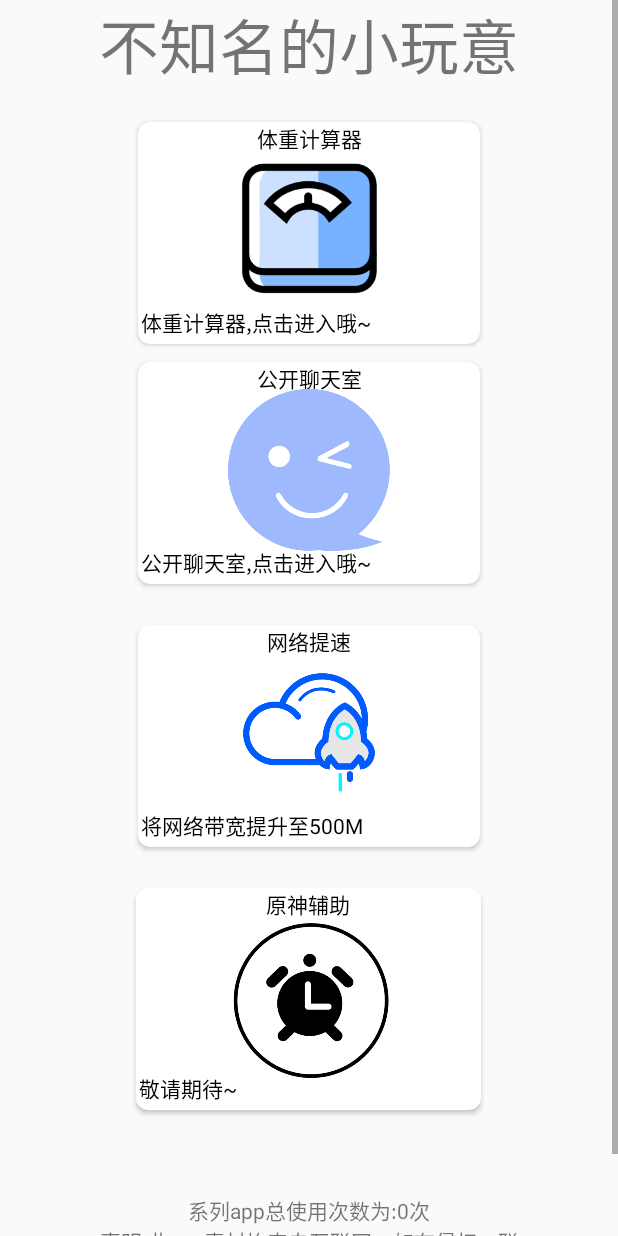
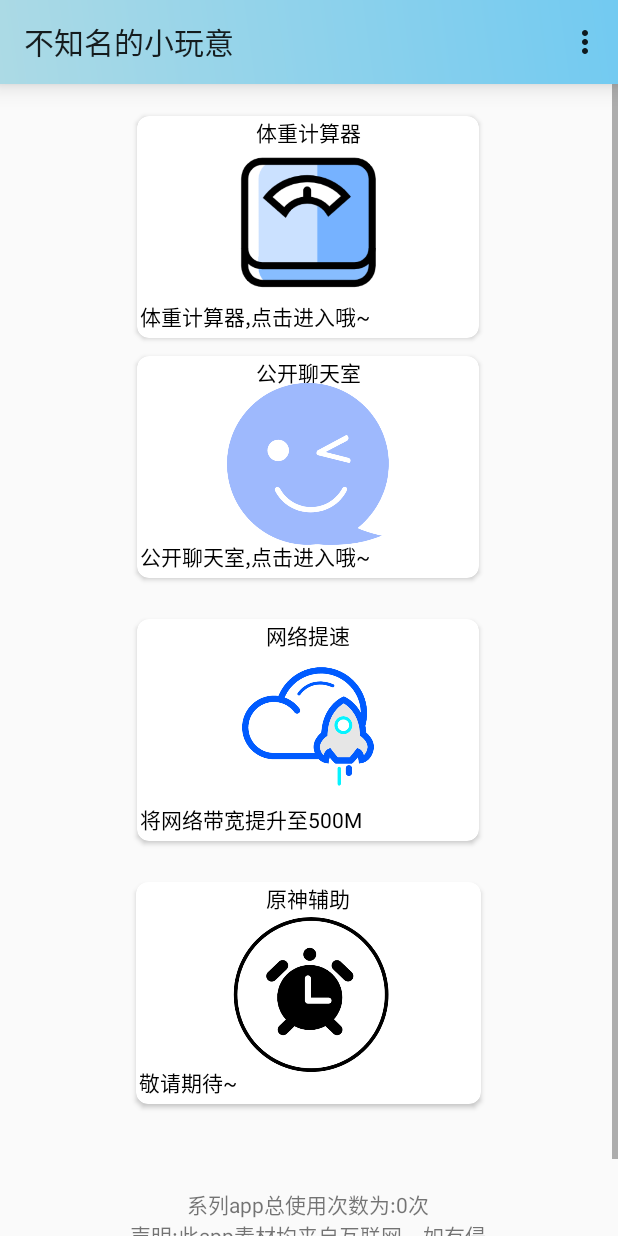
Before and after one commit to abbhb/MyAndroidTest, an Android app: the MainActivity screen opened directly, with no data from a screen before it, on a phone screen of 412 x 824 dp. Run offline under Robolectric (Android 15) with nearby library versions, the phone set to English and light mode, and no system bars; libraries missing offline, so code that uses them is left out: com.github.javiersantos.appupdater, com.leaf.library; 3 statements that could not run were skipped.

Commit message:
first index优化

```diff
--- a/app/build.gradle
+++ b/app/build.gradle
@@ -31,6 +31,7 @@ android {
 }
 
 dependencies {
+    implementation 'com.github.Ye-Miao:StatusBarUtil:1.7.5'
     implementation 'androidx.work:work-runtime:2.7.1'
     implementation "androidx.viewpager2:viewpager2:1.0.0"
     implementation 'com.alibaba:fastjson:2.0.10.graal'
--- a/app/src/main/java/com/example/myapplicationtest/MainActivity.java
+++ b/app/src/main/java/com/example/myapplicationtest/MainActivity.java
@@ -1,5 +1,6 @@
 package com.example.myapplicationtest;
 
+import androidx.annotation.NonNull;
 import androidx.annotation.Nullable;
 import androidx.appcompat.app.AppCompatActivity;
 
@@ -11,11 +12,15 @@ import android.content.ComponentName;
 import android.content.Intent;
 import android.content.SharedPreferences;
 import android.content.res.Configuration;
+import android.graphics.Color;
+import android.os.Build;
 import android.os.Bundle;
 import android.os.Handler;
 import android.os.IBinder;
 import android.os.Message;
 import android.util.Log;
+import android.view.Menu;
+import android.view.MenuItem;
 import android.view.View;
 import android.view.Window;
 import android.widget.Button;
@@ -27,6 +32,7 @@ import com.example.function.openpersonsnum;
 import com.example.myapplicationtest.server.MyService;
 import com.github.javiersantos.appupdater.AppUpdater;
 import com.github.javiersantos.appupdater.enums.UpdateFrom;
+import com.leaf.library.StatusBarUtil;
 
 import org.json.JSONObject;
 
@@ -37,12 +43,15 @@ import java.io.InputStreamReader;
 import java.io.OutputStream;
 import java.io.Reader;
 import java.io.UnsupportedEncodingException;
+import java.lang.reflect.Method;
 import java.net.HttpURLConnection;
 import java.net.Socket;
 import java.net.URL;
 import java.net.UnknownHostException;
 import java.util.Date;
-
+import androidx.appcompat.app.ActionBar;
+import androidx.appcompat.app.AppCompatActivity;
+import androidx.appcompat.widget.Toolbar;
 public class MainActivity extends AppCompatActivity {
     private static final int COOKIE_NOT = 345322;
     private static final int UPADTA_WIDGET = 143322;
@@ -51,10 +60,21 @@ public class MainActivity extends AppCompatActivity {
     private static final int UPDATA_PEOPLE=2313114;
     private SharedPreferences userav;
     private SharedPreferences.Editor editorav;
+    Toolbar tl_content;
     @Override
     protected void onCreate(Bundle savedInstanceState) {
         super.onCreate(savedInstanceState);
         setContentView(R.layout.activity_main);
+        //去掉状态栏
+        tl_content = (Toolbar) findViewById(R.id.tl_content);
+        //和状态栏一起显示渐变色
+        StatusBarUtil.setGradientColor(this, tl_content);
+        //把toolbar作为系统自带的Actionbar
+        setSupportActionBar(tl_content);
+
+
+
+
         renshu1 = (TextView)findViewById(R.id.cishutexty);
         userav = getSharedPreferences("user",0);
         editorav = userav.edit();
@@ -254,4 +274,43 @@ public class MainActivity extends AppCompatActivity {
 
         }
     }
+
+    //加载菜单
+    @Override
+    public boolean onCreateOptionsMenu(Menu menu) {
+        getMenuInflater().inflate(R.menu.menu_content, menu);
+        return super.onCreateOptionsMenu(menu);
+    }
+
+    //菜单显示图标
+    @Override
+    public boolean onMenuOpened(int featureId, Menu menu) {
+        if (menu != null) {
+            if (menu.getClass().getSimpleName().equalsIgnoreCase("MenuBuilder")) {
+                try {
+                    Method method = menu.getClass().getDeclaredMethod("setOptionalIconsVisible", Boolean.TYPE);
+                    method.setAccessible(true);
+                    method.invoke(menu, true);
+                } catch (Exception e) {
+                    e.printStackTrace();
+                }
+            }
+        }
+        return super.onMenuOpened(featureId, menu);
+    }
+
+    //菜单选项点击事件
+    @Override
+    public boolean onOptionsItemSelected(@NonNull MenuItem item) {
+        switch (item.getItemId())
+        {
+            case R.id.i_setVisible:
+                //设置本机蓝牙设备对外可见
+                break;
+        }
+        return super.onOptionsItemSelected(item);
+    }
+
+
+
 }
--- /dev/null
+++ b/app/src/main/res/drawable/background_main.xml
@@ -0,0 +1,9 @@
+<?xml version="1.0" encoding="utf-8"?>
+<shape xmlns:android="http://schemas.android.com/apk/res/android">
+
+    <gradient
+        android:startColor="#FFACDAE5"
+        android:endColor="#FF72CAF1"
+        android:angle="45"
+        />
+</shape>
--- a/app/src/main/res/layout/activity_main.xml
+++ b/app/src/main/res/layout/activity_main.xml
@@ -1,8 +1,21 @@
 <?xml version="1.0" encoding="utf-8"?>
 
-<ScrollView xmlns:android="http://schemas.android.com/apk/res/android"
+<LinearLayout xmlns:android="http://schemas.android.com/apk/res/android"
     xmlns:card_view="http://schemas.android.com/apk/res-auto"
     xmlns:tools="http://schemas.android.com/tools"
+    android:layout_width="match_parent"
+    android:layout_height="wrap_content"
+    android:orientation="vertical">
+    <androidx.appcompat.widget.Toolbar
+        android:id="@+id/tl_content"
+        android:layout_width="match_parent"
+        android:layout_height="?attr/actionBarSize"
+        android:background="@drawable/background_main"
+        android:elevation="10dp"
+        android:theme="@style/ThemeOverlay.AppCompat.ActionBar"
+        />
+
+    <ScrollView
         android:layout_width="match_parent"
         android:layout_height="wrap_content"
         android:orientation="vertical">
@@ -15,18 +28,6 @@
                 android:layout_height="wrap_content"
                 android:orientation="vertical"
                 android:layout_gravity="center_horizontal">
-            <LinearLayout
-                android:layout_width="wrap_content"
-                android:layout_height="wrap_content"
-                android:layout_gravity="center">
-                <TextView
-                    android:layout_width="wrap_content"
-                    android:layout_height="wrap_content"
-                    android:text="@string/app_name"
-                    android:textSize="40sp" />
-
-            </LinearLayout>
-
 
                 <LinearLayout
                     android:layout_width="wrap_content"
@@ -287,3 +288,5 @@
             </LinearLayout>
         </HorizontalScrollView>
     </ScrollView>
+
+</LinearLayout>
--- /dev/null
+++ b/app/src/main/res/menu/menu_content.xml
@@ -0,0 +1,23 @@
+<?xml version="1.0" encoding="utf-8"?>
+<menu xmlns:android="http://schemas.android.com/apk/res/android"
+    xmlns:app="http://schemas.android.com/apk/res-auto">
+    <item
+        android:id="@+id/i_setVisible"
+        android:title="设置(没做完)"
+        app:showAsAction="never|withText"
+        android:icon="@drawable/dtbq"
+        />
+<!--    <item-->
+<!--        android:id="@+id/i_search"-->
+<!--        android:title="搜索蓝牙"-->
+<!--        app:showAsAction="always"-->
+<!--        android:icon="@drawable/ic_search"-->
+<!--        />-->
+
+<!--    <item-->
+<!--        android:id="@+id/i_closeAPP"-->
+<!--        android:title="关闭软件"-->
+<!--        app:showAsAction="never|withText"-->
+<!--        android:icon="@drawable/ic_close"-->
+<!--        />-->
+</menu>
```
Lines whose indentation alone changed are shown as unchanged.
